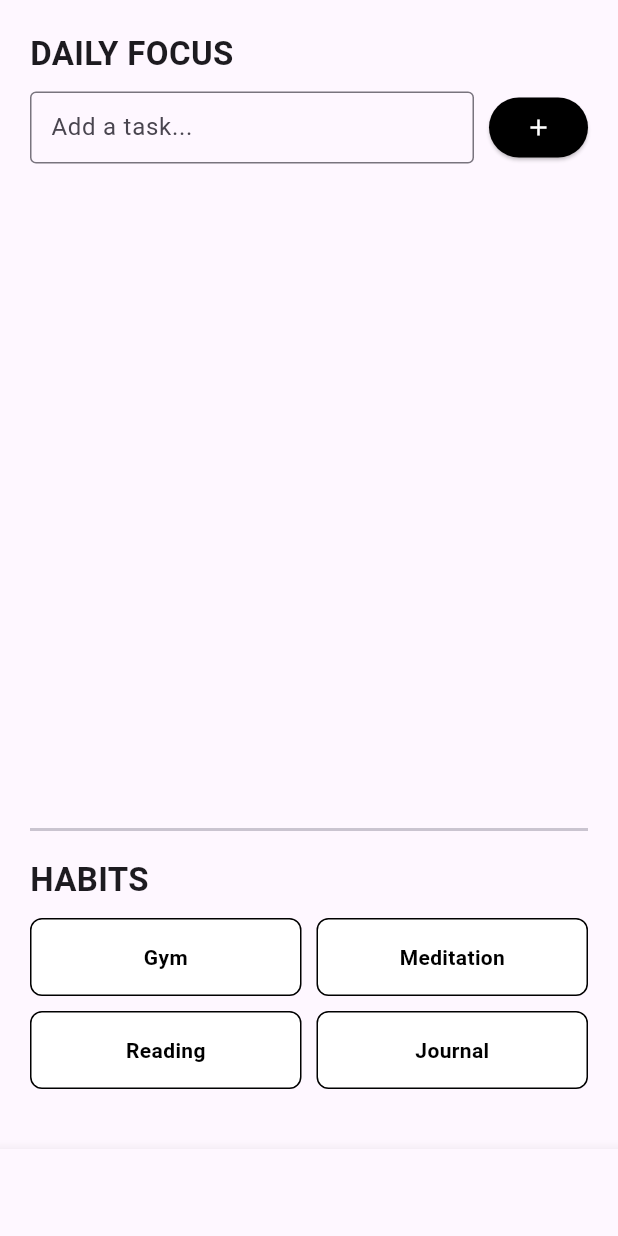
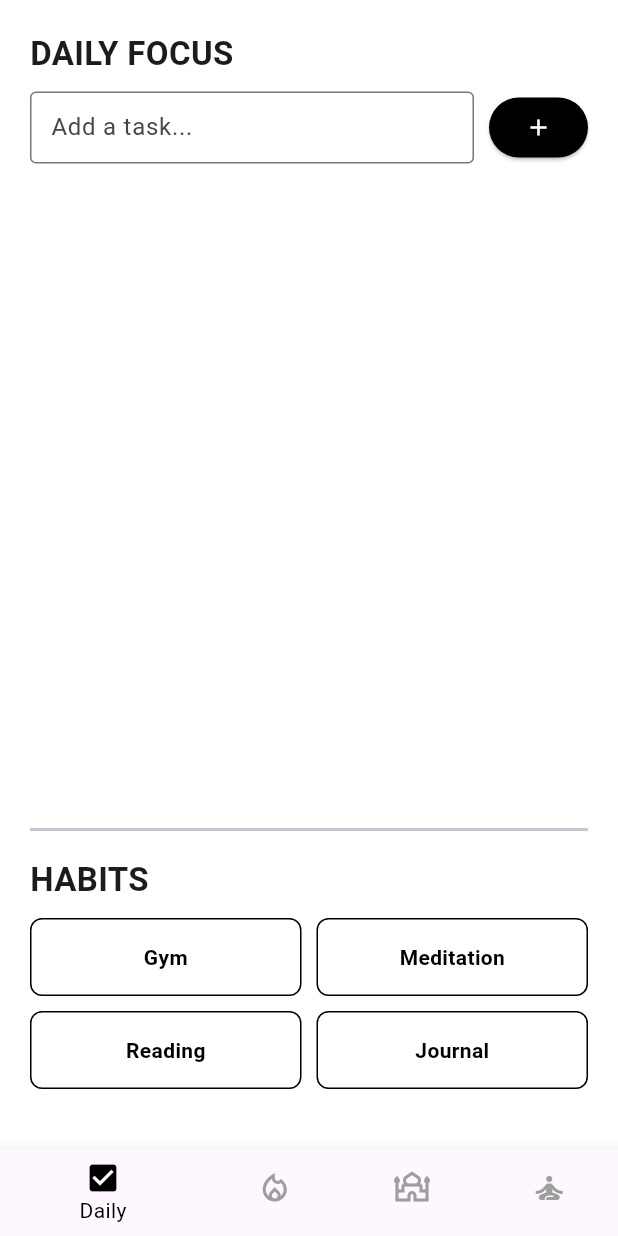
Before and after one commit to mertpalaoglu1/MindKernel-App, a Flutter app: the screen it shows after launch, on a phone screen of 412 x 824 dp. Run offline on Flutter 3.47's test engine with Material 3 defaults, Android fonts, the phone set to English and light mode, and no system bars; our stand-ins replace audioplayers, firebase_core, shared_preferences; accounts and stored records are empty.

Commit message:
dark and light themes added

```diff
--- a/lib/main.dart
+++ b/lib/main.dart
@@ -5,15 +5,11 @@
 
 void main() async {
   WidgetsFlutterBinding.ensureInitialized();
-
-  // Initialize Firebase (Placeholder configuration)
-  // Note: You will need to run 'flutterfire configure' to generate actual firebase_options.dart
   try {
     await Firebase.initializeApp();
   } catch (e) {
-    debugPrint("Firebase init failed or not configured. Running offline.");
+    debugPrint("Firebase init failed. Running offline.");
   }
-
   runApp(const DisciplineApp());
 }
 
@@ -22,11 +18,19 @@
 
   @override
   Widget build(BuildContext context) {
-    return MaterialApp(
-      title: 'Discipline',
-      debugShowCheckedModeBanner: false,
-      theme: AppTheme.minimalistTheme,
-      home: const MainLayout(),
+    // Tema değiştiğinde tüm ekranı anında yenileyen dinleyici
+    return ValueListenableBuilder<ThemeMode>(
+      valueListenable: AppTheme.themeNotifier,
+      builder: (_, ThemeMode currentMode, __) {
+        return MaterialApp(
+          title: 'Discipline',
+          debugShowCheckedModeBanner: false,
+          theme: AppTheme.lightTheme,
+          darkTheme: AppTheme.darkTheme,
+          themeMode: currentMode, // Aktif tema
+          home: const MainLayout(),
+        );
+      },
     );
   }
 }
```
